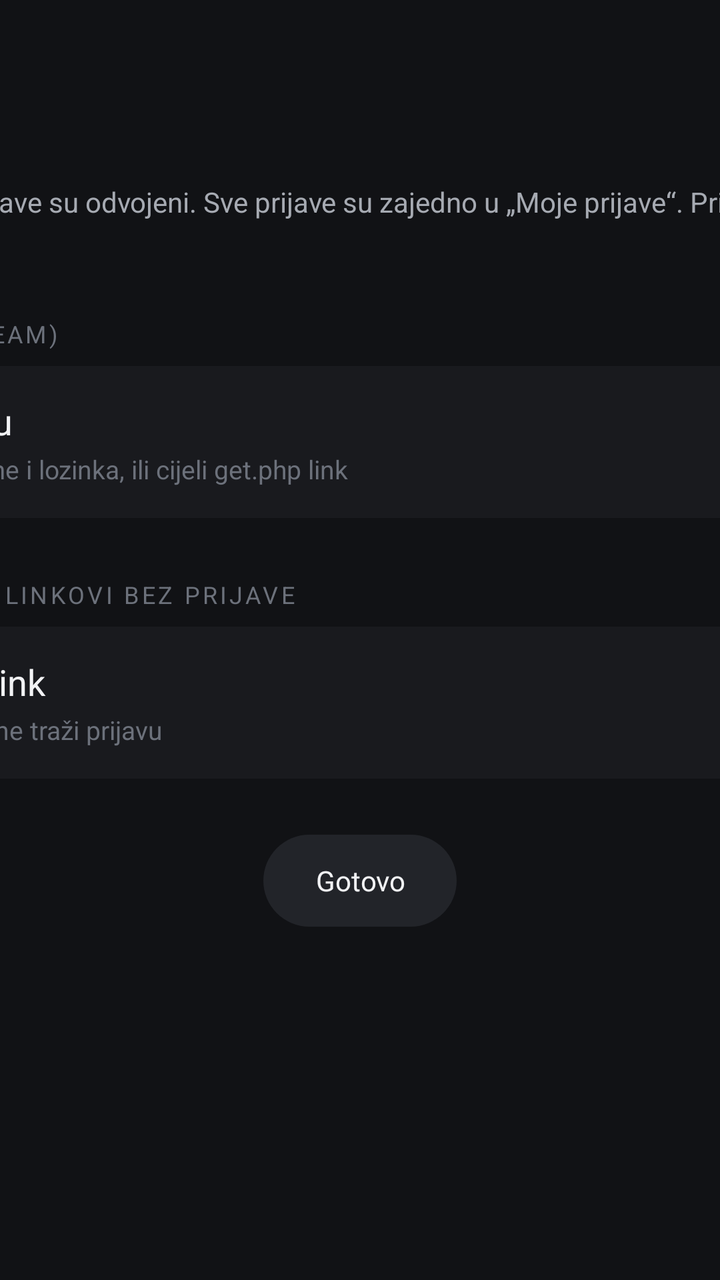
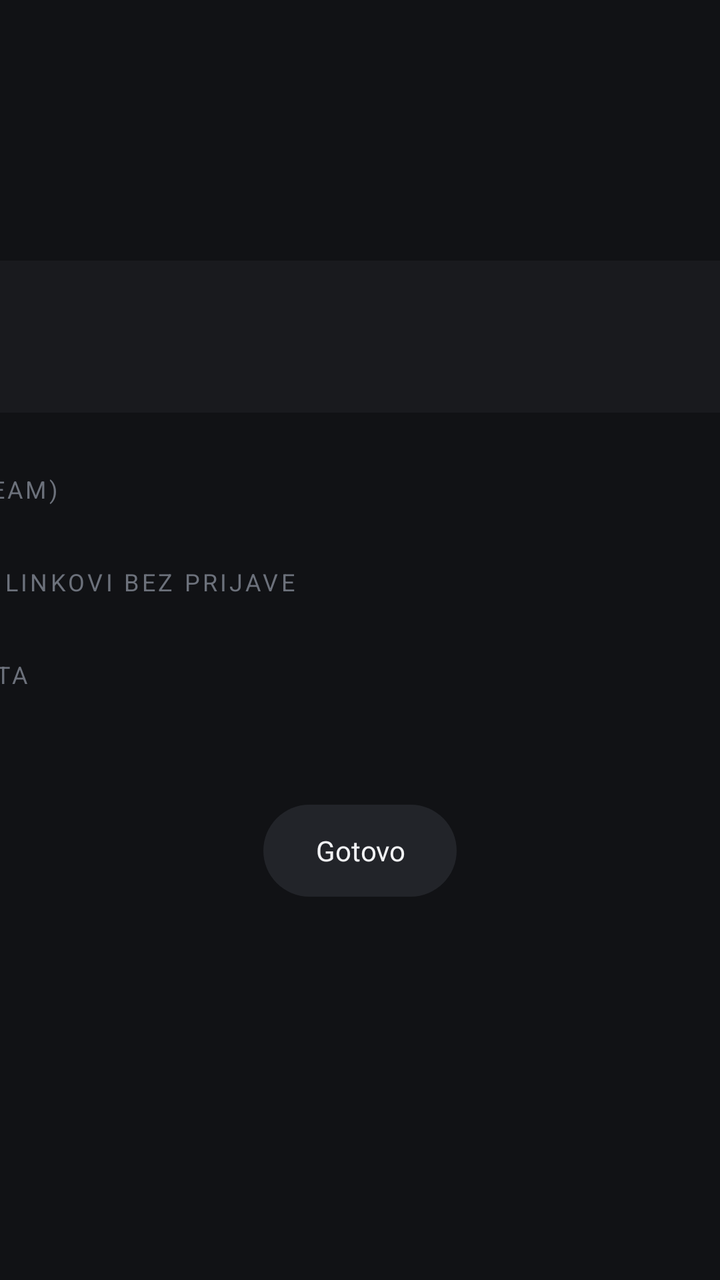

Compare the two renders of this Android layout. The source of the first and the diff that turns it into the second are given below.
<!-- AndroidManifest.xml: activity theme Theme.Lumen -->
<!-- res/layout/activity_lists.xml -->
<?xml version="1.0" encoding="utf-8"?>
<FrameLayout xmlns:android="http://schemas.android.com/apk/res/android"
    android:layout_width="match_parent"
    android:layout_height="match_parent">

    <ScrollView
        android:id="@+id/scroll"
        android:layout_width="640dp"
        android:layout_height="match_parent"
        android:layout_gravity="center_horizontal"
        android:clipToPadding="false"
        android:paddingTop="48dp"
        android:paddingBottom="48dp"
        android:scrollbars="none">

        <LinearLayout
            android:layout_width="match_parent"
            android:layout_height="wrap_content"
            android:orientation="vertical">

            <TextView
                android:layout_width="wrap_content"
                android:layout_height="wrap_content"
                android:tag="bold"
                android:text="Liste"
                android:textColor="@color/text"
                android:textSize="28sp" />

            <TextView
                android:layout_width="match_parent"
                android:layout_height="wrap_content"
                android:layout_marginTop="6dp"
                android:lineSpacingExtra="2dp"
                android:text="Prijave i linkovi bez prijave su odvojeni. Sve prijave su zajedno u „Moje prijave“. Pritisni OK na listi dvaput da je ukloniš."
                android:textColor="@color/text_2"
                android:textSize="14sp" />

            <TextView
                style="@style/SectionHeader"
                android:text="MOJE PRIJAVE (XTREAM)" />

            <LinearLayout
                android:id="@+id/logins_box"
                android:layout_width="match_parent"
                android:layout_height="wrap_content"
                android:orientation="vertical" />

            <LinearLayout
                android:id="@+id/add_login"
                style="@style/OptionRow"
                android:layout_marginTop="8dp">

                <TextView
                    style="@style/OptionTitle"
                    android:text="+  Dodaj prijavu" />

                <TextView
                    style="@style/OptionSub"
                    android:text="Server, korisničko ime i lozinka, ili cijeli get.php link" />
            </LinearLayout>

            <TextView
                style="@style/SectionHeader"
                android:text="BESPLATNI KANALI · LINKOVI BEZ PRIJAVE" />

            <LinearLayout
                android:id="@+id/links_box"
                android:layout_width="match_parent"
                android:layout_height="wrap_content"
                android:orientation="vertical" />

            <LinearLayout
                android:id="@+id/add_link"
                style="@style/OptionRow"
                android:layout_marginTop="8dp">

                <TextView
                    style="@style/OptionTitle"
                    android:text="+  Dodaj M3U link" />

                <TextView
                    style="@style/OptionSub"
                    android:text="Javna plejlista koja ne traži prijavu" />
            </LinearLayout>

            <TextView
                android:id="@+id/btn_done"
                style="@style/PillButton"
                android:layout_gravity="center_horizontal"
                android:layout_marginTop="28dp"
                android:text="Gotovo" />
        </LinearLayout>
    </ScrollView>
</FrameLayout>
<!-- resources referenced by this layout -->
<resources>
  <color name="text">#F2F3F5</color>
  <color name="text_2">#A6AAB2</color>
  <style name="OptionSub">
          <item name="android:layout_width">match_parent</item>
          <item name="android:layout_height">wrap_content</item>
          <item name="android:layout_marginTop">3dp</item>
          <item name="android:ellipsize">end</item>
          <item name="android:singleLine">true</item>
          <item name="android:textColor">@color/text_3</item>
          <item name="android:textSize">13sp</item>
      </style>
  <style name="OptionTitle">
          <item name="android:layout_width">match_parent</item>
          <item name="android:layout_height">wrap_content</item>
          <item name="android:ellipsize">end</item>
          <item name="android:singleLine">true</item>
          <item name="android:tag">semibold</item>
          <item name="android:textColor">@color/text</item>
          <item name="android:textSize">18sp</item>
          <item name="android:duplicateParentState">true</item>
      </style>
  <style name="PillButton">
          <item name="android:layout_width">wrap_content</item>
          <item name="android:layout_height">46dp</item>
          <item name="android:background">@drawable/bg_button</item>
          <item name="android:clickable">true</item>
          <item name="android:focusable">true</item>
          <item name="android:gravity">center</item>
          <item name="android:paddingStart">26dp</item>
          <item name="android:paddingEnd">26dp</item>
          <item name="android:tag">medium</item>
          <item name="android:textColor">@color/text</item>
          <item name="android:textSize">14sp</item>
      </style>
  <style name="SectionHeader">
          <item name="android:layout_width">match_parent</item>
          <item name="android:layout_height">wrap_content</item>
          <item name="android:layout_marginTop">30dp</item>
          <item name="android:letterSpacing">0.12</item>
          <item name="android:tag">semibold</item>
          <item name="android:textColor">@color/text_3</item>
          <item name="android:textSize">12sp</item>
      </style>
  <!-- drawable bg_row (drawable) -->
  <?xml version="1.0" encoding="utf-8"?>
  <selector xmlns:android="http://schemas.android.com/apk/res/android">
      <item android:state_focused="true">
          <shape android:shape="rectangle">
              <corners android:radius="14dp" />
              <solid android:color="@color/surface_2" />
              <stroke android:width="2dp" android:color="@color/focus" />
          </shape>
      </item>
      <item>
          <shape android:shape="rectangle">
              <corners android:radius="14dp" />
              <solid android:color="@color/surface" />
          </shape>
      </item>
  </selector>
  <color name="text_3">#6C717B</color>
  <!-- drawable bg_button (drawable) -->
  <?xml version="1.0" encoding="utf-8"?>
  <selector xmlns:android="http://schemas.android.com/apk/res/android">
      <item android:state_focused="true">
          <shape android:shape="rectangle">
              <corners android:radius="23dp" />
              <solid android:color="@color/surface_3" />
              <stroke android:width="2dp" android:color="@color/focus" />
          </shape>
      </item>
      <item>
          <shape android:shape="rectangle">
              <corners android:radius="23dp" />
              <solid android:color="@color/surface_2" />
          </shape>
      </item>
  </selector>
  <!-- drawable bg_app (drawable) -->
  <?xml version="1.0" encoding="utf-8"?>
  <shape xmlns:android="http://schemas.android.com/apk/res/android" android:shape="rectangle">
      <solid android:color="@color/bg" />
  </shape>
  <color name="accent">#4C8DFF</color>
  <color name="bg_deep">#0B0C0E</color>
  <color name="bg">#111215</color>
  <color name="surface_2">#222429</color>
  <color name="focus">#FFFFFF</color>
  <color name="surface">#191A1E</color>
  <color name="surface_3">#2C2F35</color>
  <!-- unchanged entries left out for length: 2 -->
</resources>

<!-- the commit's change to res/layout/activity_lists.xml (unified diff, before → after) -->
@@ -27,13 +27,28 @@
                 android:textSize="28sp" />
 
             <TextView
+                android:id="@+id/lists_intro"
                 android:layout_width="match_parent"
                 android:layout_height="wrap_content"
                 android:layout_marginTop="6dp"
                 android:lineSpacingExtra="2dp"
-                android:text="Prijave i linkovi bez prijave su odvojeni. Sve prijave su zajedno u „Moje prijave“. Pritisni OK na listi dvaput da je ukloniš."
                 android:textColor="@color/text_2"
                 android:textSize="14sp" />
+
+            
+            <LinearLayout
+                android:id="@+id/row_pair"
+                style="@style/OptionRow"
+                android:layout_marginTop="20dp">
+
+                <TextView
+                    android:id="@+id/pair_title"
+                    style="@style/OptionTitle" />
+
+                <TextView
+                    android:id="@+id/pair_sub"
+                    style="@style/OptionSub" />
+            </LinearLayout>
 
             <TextView
                 style="@style/SectionHeader"
@@ -45,20 +60,6 @@
                 android:layout_height="wrap_content"
                 android:orientation="vertical" />
 
-            <LinearLayout
-                android:id="@+id/add_login"
-                style="@style/OptionRow"
-                android:layout_marginTop="8dp">
-
-                <TextView
-                    style="@style/OptionTitle"
-                    android:text="+  Dodaj prijavu" />
-
-                <TextView
-                    style="@style/OptionSub"
-                    android:text="Server, korisničko ime i lozinka, ili cijeli get.php link" />
-            </LinearLayout>
-
             <TextView
                 style="@style/SectionHeader"
                 android:text="BESPLATNI KANALI · LINKOVI BEZ PRIJAVE" />
@@ -69,19 +70,17 @@
                 android:layout_height="wrap_content"
                 android:orientation="vertical" />
 
-            <LinearLayout
-                android:id="@+id/add_link"
-                style="@style/OptionRow"
-                android:layout_marginTop="8dp">
+            <TextView
+                style="@style/SectionHeader"
+                android:text="TITLOVI SA INTERNETA" />
 
-                <TextView
-                    style="@style/OptionTitle"
-                    android:text="+  Dodaj M3U link" />
-
-                <TextView
-                    style="@style/OptionSub"
-                    android:text="Javna plejlista koja ne traži prijavu" />
-            </LinearLayout>
+            <TextView
+                android:id="@+id/subs_state"
+                android:layout_width="match_parent"
+                android:layout_height="wrap_content"
+                android:paddingTop="10dp"
+                android:textColor="@color/text_3"
+                android:textSize="14sp" />
 
             <TextView
                 android:id="@+id/btn_done"
